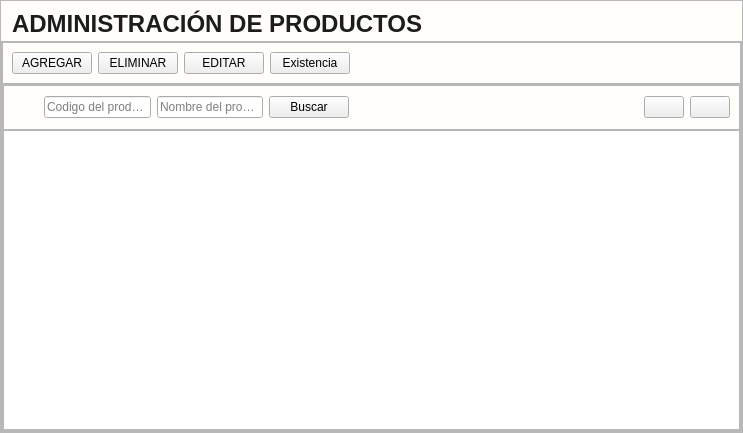
Qt form app/View/UserInterfaceUi/UI_CONTROL_PRODUCTOS.ui (LAngelVp/TuleVenta) before a commit.
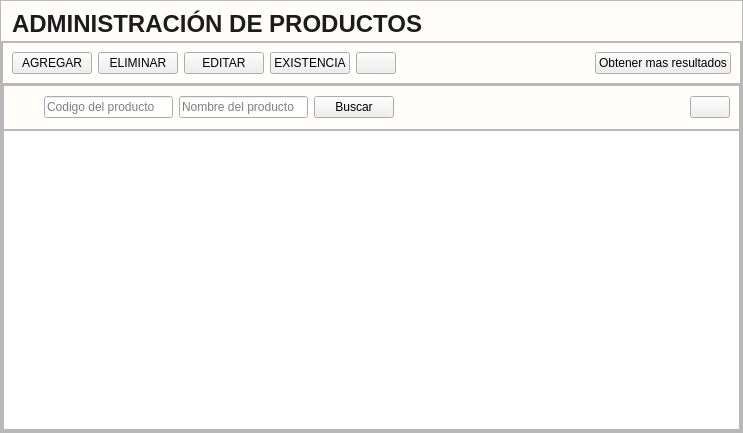
The same form after that commit. Icons and pictures are not drawn.

```diff
--- a/app/View/UserInterfaceUi/UI_CONTROL_PRODUCTOS.ui
+++ b/app/View/UserInterfaceUi/UI_CONTROL_PRODUCTOS.ui
@@ -213,6 +213,19 @@
             <enum>QFrame::Shadow::Raised</enum>
            </property>
            <layout class="QGridLayout" name="gridLayout_3">
+            <item row="0" column="2">
+             <spacer name="horizontalSpacer_2">
+              <property name="orientation">
+               <enum>Qt::Orientation::Horizontal</enum>
+              </property>
+              <property name="sizeHint" stdset="0">
+               <size>
+                <width>40</width>
+                <height>20</height>
+               </size>
+              </property>
+             </spacer>
+            </item>
             <item row="0" column="0">
              <layout class="QHBoxLayout" name="horizontalLayout">
               <item>
@@ -287,16 +300,16 @@
               <item>
                <widget class="QPushButton" name="btn_btn_adminProductos_ExistenciaProducto">
                 <property name="text">
-                 <string>Existencia</string>
+                 <string>EXISTENCIA</string>
                 </property>
                </widget>
               </item>
              </layout>
             </item>
             <item row="0" column="1">
-             <spacer name="horizontalSpacer_2">
-              <property name="orientation">
-               <enum>Qt::Orientation::Horizontal</enum>
+             <widget class="QPushButton" name="btn_btn_adminProductos_importarProductos">
+              <property name="cursor">
+               <cursorShape>PointingHandCursor</cursorShape>
               </property>
               <property name="sizeHint" stdset="0">
                <size>
@@ -304,7 +317,24 @@
                 <height>20</height>
                </size>
               </property>
-             </spacer>
+              <property name="styleSheet">
+               <string notr="true"/>
+              </property>
+              <property name="text">
+               <string/>
+              </property>
+              <property name="icon">
+               <iconset resource="../../Source/iconosSVG.qrc">
+                <normaloff>:/iconosBlancos/Icons/iconos/Blanco/upload_blanco.svg</normaloff>:/iconosBlancos/Icons/iconos/Blanco/upload_blanco.svg</iconset>
+              </property>
+             </widget>
+            </item>
+            <item row="0" column="3">
+             <widget class="QPushButton" name="btn_btn_obtenerMasProductos">
+              <property name="text">
+               <string>Obtener mas resultados</string>
+              </property>
+             </widget>
             </item>
            </layout>
           </widget>
@@ -395,29 +425,6 @@
                  </property>
                 </spacer>
                </item>
-               <item>
-                <widget class="QPushButton" name="btn_RefrescarTabla_paginar">
-                 <property name="cursor">
-                  <cursorShape>PointingHandCursor</cursorShape>
-                 </property>
-                 <property name="toolTip">
-                  <string>Mostrar más productos</string>
-                 </property>
-                 <property name="text">
-                  <string/>
-                 </property>
-                 <property name="icon">
-                  <iconset resource="../../Source/iconosSVG.qrc">
-                   <normaloff>:/iconosAzules/Icons/iconos/Azul/buscar_filas_azul.svg</normaloff>:/iconosAzules/Icons/iconos/Azul/buscar_filas_azul.svg</iconset>
-                 </property>
-                 <property name="iconSize">
-                  <size>
-                   <width>18</width>
-                   <height>18</height>
-                  </size>
-                 </property>
-                </widget>
-               </item>
                <item alignment="Qt::AlignmentFlag::AlignVCenter">
                 <widget class="QPushButton" name="btn_RefrescarTabla">
                  <property name="cursor">
```
Left out of the diff: 11 changed lines with no effect on the pictures.
